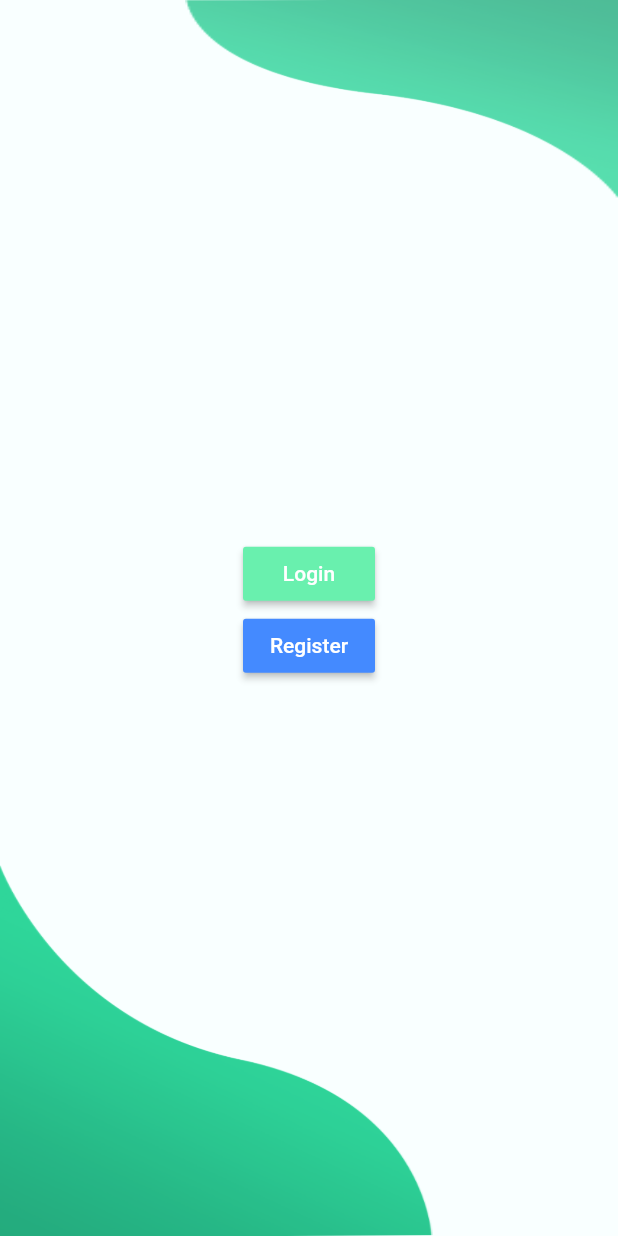
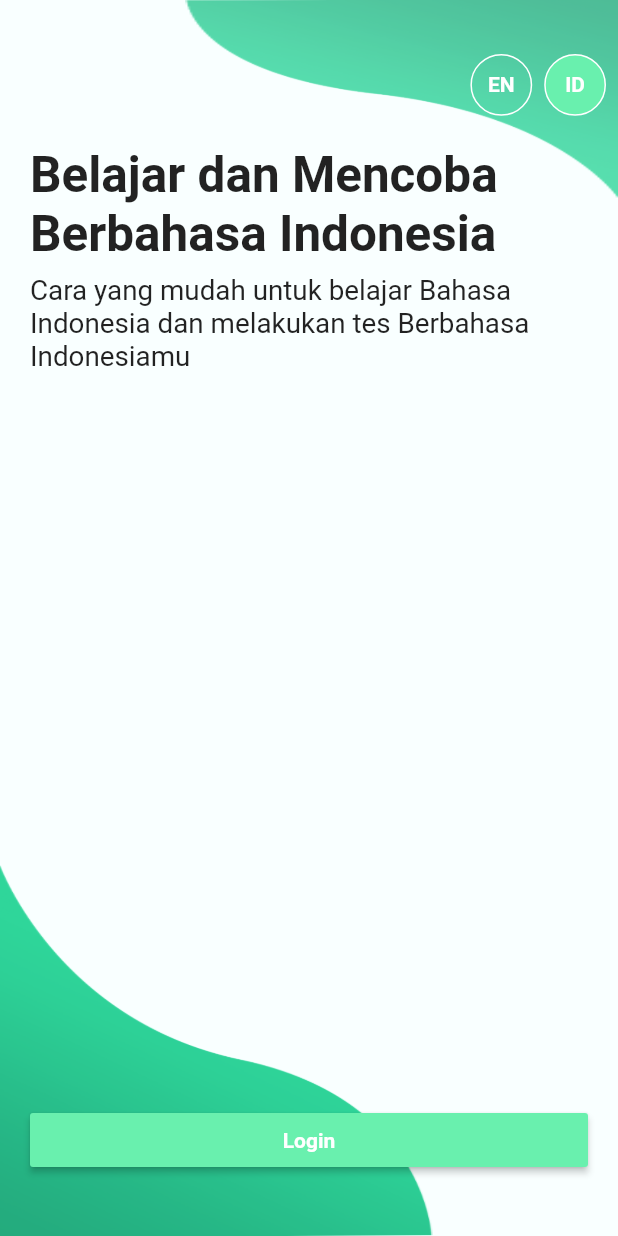
Before and after one commit to idCasper/tapbo, a Flutter app: the screen it shows after launch, on a phone screen of 412 x 824 dp. Run offline on Flutter 3.47's test engine with Material 2 defaults, Android fonts, the phone set to English and light mode, and no system bars; our stand-ins replace speech_to_text; missing offline and left inert: translator.

Commit message:
update landing page

```diff
--- a/lib/pages/landing_page.dart
+++ b/lib/pages/landing_page.dart
@@ -1,6 +1,18 @@
+import 'package:flutter/cupertino.dart';
 import 'package:flutter/material.dart';
+import 'package:translator/translator.dart';
 
-class LandingPage extends StatelessWidget {
+class LandingPage extends StatefulWidget {
+  @override
+  _LandingPageState createState() => _LandingPageState();
+}
+
+class _LandingPageState extends State<LandingPage> {
+  final translator = new GoogleTranslator();
+  String currentLanguage = 'id';
+  String mainTitle = 'Belajar dan Mencoba Berbahasa Indonesia';
+  String mainDesc = 'Cara yang mudah untuk belajar Bahasa Indonesia dan melakukan tes Berbahasa Indonesiamu';
+
   @override
   Widget build(BuildContext context) {
     final height = MediaQuery.of(context).size.height;
@@ -24,24 +36,92 @@ class LandingPage extends StatelessWidget {
               height: height * 0.3,
               child: Image.asset('assets/images/wave-1.png', fit: BoxFit.fill,)
           ),
-          Center(
-            child: Container(
-              height: height * 0.13,
-              child: Column(
+          Column(
+            children: <Widget>[
+              Padding(padding: EdgeInsets.only(top: 36)),
+              Row(
+                mainAxisAlignment: MainAxisAlignment.end,
                 children: <Widget>[
-                  RaisedButton(
-                    color: Colors.greenAccent,
-                    onPressed: () => Navigator.pushNamed(context, '/login'),
-                    child: Text('Login', style: TextStyle(color: Colors.white),),
+                  GestureDetector(
+                    onTap: () => setState(() {
+                      translator.translate(mainTitle, to: 'en').then((s) => setState(() {
+                        currentLanguage = 'en';
+                        mainTitle = s;
+                      }));
+                      translator.translate(mainDesc, to: 'en').then((s) => setState(() {
+                        mainDesc = s;
+                      }));
+                    }),
+                    child: Container(
+                        width: width * 0.1,
+                        height: width * 0.1,
+                        decoration: BoxDecoration(
+                          color: currentLanguage == 'en' ? Colors.greenAccent : null,
+                          border: Border.all(color: Colors.white),
+                          borderRadius: BorderRadius.circular(50),
+                        ),
+                        child: Center(
+                          child: Text('EN', style: TextStyle(color: Colors.white, fontWeight: FontWeight.bold),),
+                        )
+                    ),
                   ),
-                  RaisedButton(
-                    color: Colors.blueAccent,
-                    onPressed: () => Navigator.pushNamed(context, '/register'),
-                    child: Text('Register', style: TextStyle(color: Colors.white),),
-                  )
+                  Padding(padding: EdgeInsets.only(right: 8)),
+                  GestureDetector(
+                    onTap: () {
+                      translator.translate(mainTitle, to: 'id').then((s) => setState(() {
+                        currentLanguage = 'id';
+                        mainTitle = s;
+                      }));
+                      translator.translate(mainDesc, to: 'id').then((s) => setState(() {
+                        mainDesc = s;
+                      }));
+                    },
+                    child: Container(
+                        width: width * 0.1,
+                        height: width * 0.1,
+                        decoration: BoxDecoration(
+                          color: currentLanguage == 'id' ? Colors.greenAccent : null,
+                          border: Border.all(color: Colors.white),
+                          borderRadius: BorderRadius.circular(50),
+                        ),
+                        child: Center(
+                          child: Text('ID', style: TextStyle(color: Colors.white, fontWeight: FontWeight.bold),),
+                        )
+                    ),
+                  ),
+                  Padding(padding: EdgeInsets.only(right: 8)),
                 ],
               ),
-            ),
+              Container(
+                padding: EdgeInsets.all(20),
+                child: Column(
+                  mainAxisAlignment: MainAxisAlignment.start,
+                  children: <Widget>[
+                    Align(
+                      alignment: Alignment.topLeft,
+                      child: Text(mainTitle, style: TextStyle(fontWeight: FontWeight.bold, fontSize: width * 0.08)),
+                    ),
+                    Padding(padding: EdgeInsets.only(top: 8)),
+                    Align(
+                      alignment: Alignment.topLeft,
+                      child: Text(mainDesc, style: TextStyle(color: Colors.black87, fontSize: width * 0.045)),
+                    )
+                  ],
+                ),
+              )
+            ],
+          ),
+          Positioned(
+            bottom: 20,
+            child: Container(
+              padding: EdgeInsets.all(20),
+              width: width,
+              child: RaisedButton(
+                color: Colors.greenAccent,
+                onPressed: () => Navigator.popAndPushNamed(context, '/login'),
+                child: Text('Login', style: TextStyle(color: Colors.white, fontWeight: FontWeight.bold),),
+              ),
+            )
           )
         ],
       ),
```
